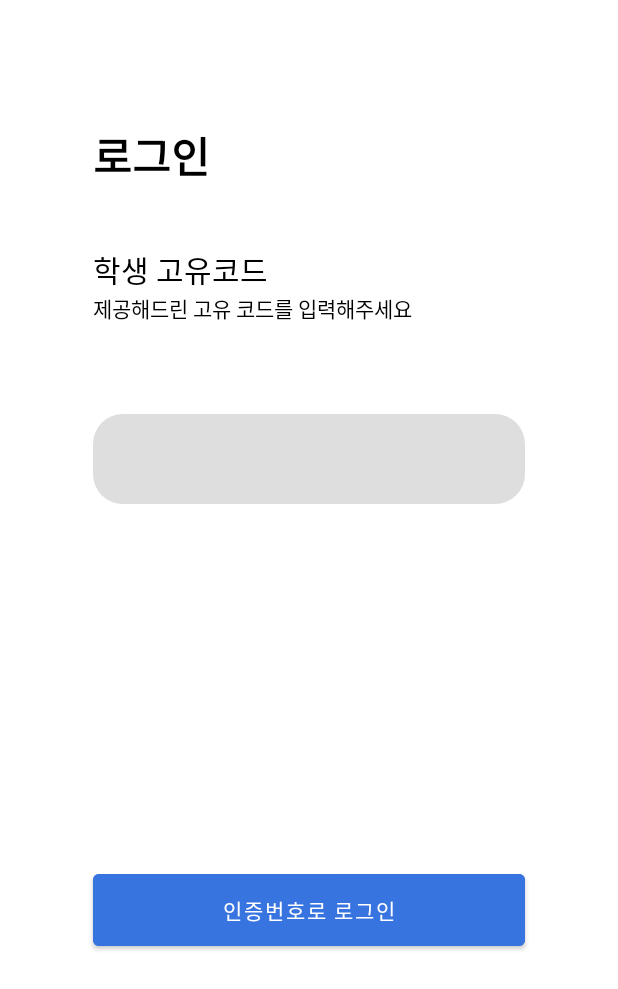
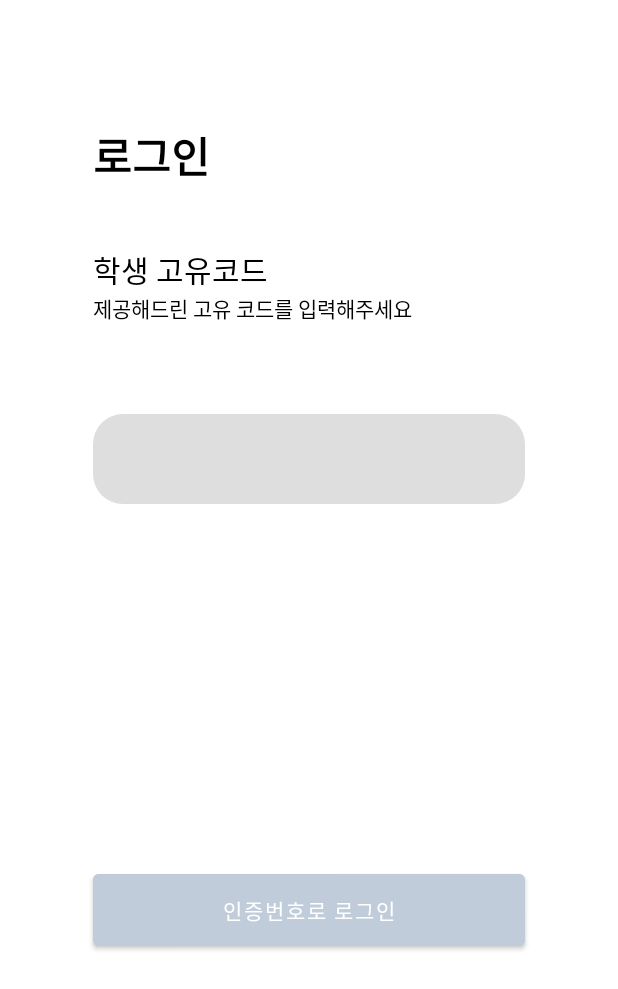
Before and after one commit to DSM-Cleaner/SSAG_Client_Android, an Android app: the screen it shows after launch (CertificationActivity), on a phone screen of 412 x 824 dp. Shown: the top 989 px of the screen. Run offline under Robolectric (Android 15) with nearby library versions, the phone set to English and light mode, and no system bars; our stand-ins replace data binding.

Commit message:
[UPDATE] certification

```diff
--- a/alseulsanjap2/app/src/main/AndroidManifest.xml
+++ b/alseulsanjap2/app/src/main/AndroidManifest.xml
@@ -14,7 +14,8 @@
         android:label="@string/app_name"
         android:roundIcon="@mipmap/ic_launcher_round"
         android:supportsRtl="true"
-        android:theme="@style/Theme.Alseulsanjap">
+        android:theme="@style/Theme.Alseulsanjap"
+        android:usesCleartextTraffic="true">
         <activity
             android:name=".ui.CheckResultActivity"
             android:exported="false" />
--- /dev/null
+++ b/alseulsanjap2/app/src/main/java/com/example/alseulsanjap/BaseActivity.kt
@@ -0,0 +1,25 @@
+package com.example.alseulsanjap
+
+import android.os.Bundle
+import androidx.annotation.LayoutRes
+import androidx.appcompat.app.AppCompatActivity
+import androidx.databinding.DataBindingUtil
+import androidx.databinding.ViewDataBinding
+import androidx.lifecycle.ViewModel
+
+
+abstract class BaseActivity<B : ViewDataBinding>(
+    @LayoutRes private val layoutResId: Int
+) : AppCompatActivity() {
+
+    protected lateinit var binding: B
+    abstract val vm: ViewModel
+
+    override fun onCreate(savedInstanceState: Bundle?) {
+        super.onCreate(savedInstanceState)
+        binding = DataBindingUtil.setContentView(this, layoutResId)
+        binding.lifecycleOwner = this
+        binding.setVariable(BR.vm, vm)
+
+    }
+}
--- a/alseulsanjap2/app/src/main/java/com/example/alseulsanjap/certification/CertificationViewModel.kt
+++ b/alseulsanjap2/app/src/main/java/com/example/alseulsanjap/certification/CertificationViewModel.kt
@@ -1,6 +1,5 @@
 package com.example.alseulsanjap.certification
 
-import android.util.Log
 import androidx.lifecycle.LiveData
 import androidx.lifecycle.MutableLiveData
 import androidx.lifecycle.ViewModel
@@ -25,26 +24,26 @@ class CertificationViewModel : ViewModel() {
     val response = _response
     val successCertification = _successCertification
 
+
+    private val _successAddProject = MutableLiveData<Boolean>()
+    val successAddProject: LiveData<Boolean> get() = _successAddProject
+
+    val userCode2 = "dssakdjfklsajdf"
     val userCode = MutableLiveData<String>()
     private val _toastMessage = MutableLiveData<String>()
     val toastMessage: LiveData<String> get() = _toastMessage
 
     fun checkCertificationCode() {
         viewModelScope.launch {
-            val response =
-                certificationRespository.doCertification(CertificationRequest(userCode.value!!))
+            val response = certificationRespository.doCertification(CertificationRequest(userCode.value!!))
             if (response.isSuccessful) {
-                //유저 아이디 저장
-                Log.e("postrequest", userCode.value!!)
-                Log.e("response", response.body()!!.id)
-
+                _toastMessage.value = "인증에 성공하였습니다."
                 _successCertification.value == true
-                _toastMessage.value = "인증에 성공하였습니다."
-
                 prefs.saveInfo(response.body()!!.authorization, "authorization")
                 prefs.saveInfo(response.body()!!.id, "id")
 
             }
+
         }
     }
 }
--- a/alseulsanjap2/app/src/main/java/com/example/alseulsanjap/ui/CertificationActivity.kt
+++ b/alseulsanjap2/app/src/main/java/com/example/alseulsanjap/ui/CertificationActivity.kt
@@ -1,50 +1,28 @@
 package com.example.alseulsanjap.ui
 
-import androidx.appcompat.app.AppCompatActivity
+import android.content.Intent
 import android.os.Bundle
-import android.widget.Button
-import android.widget.TextView
-import android.widget.Toast
+import com.example.alseulsanjap.BaseActivity
+import com.example.alseulsanjap.R
 import com.example.alseulsanjap.certification.CertificationViewModel
-import com.example.alseulsanjap.R
 import com.example.alseulsanjap.databinding.ActivityCertificationBinding
 import org.koin.androidx.viewmodel.ext.android.viewModel
 
-class CertificationActivity : AppCompatActivity() {
+class CertificationActivity :
+    BaseActivity<ActivityCertificationBinding>(R.layout.activity_certification) {
 
-    private val certificationViewModel: CertificationViewModel by viewModel()
-    private lateinit var binding: ActivityCertificationBinding
-    val successfragment = SuccessFragment()
+    override val vm: CertificationViewModel by viewModel()
 
     override fun onCreate(savedInstanceState: Bundle?) {
         super.onCreate(savedInstanceState)
-        setContentView(R.layout.activity_certification)
 
-        suceessLogin()
-        onClickLogin()
+        successCertification()
     }
 
-    private fun onClickLogin(){
-        val button = findViewById<Button>(R.id.button)
-        button.setOnClickListener(){
-           certificationViewModel.checkCertificationCode()
-        }
-    }
-
-    fun suceessLogin() {
-        certificationViewModel.run {
-            if (successCertification.value == true) {
-                supportFragmentManager
-                    .beginTransaction()
-                    .replace(R.id.success_container, successfragment)
-                    .commit()
-
-                val visible: TextView = findViewById(R.id.textView5)
-                visible.visibility
-            }
-            toastMessage.observe(this@CertificationActivity, {
-                Toast.makeText(this@CertificationActivity, it, Toast.LENGTH_SHORT).show()
-            })
+    private fun successCertification(){
+        if(vm.successCertification.value == true){
+            val intent = Intent(this,CheckResultActivity::class.java)
+            startActivity(intent)
         }
     }
 }
--- a/alseulsanjap2/app/src/main/res/layout/activity_certification.xml
+++ b/alseulsanjap2/app/src/main/res/layout/activity_certification.xml
@@ -12,8 +12,7 @@
 
     <androidx.constraintlayout.widget.ConstraintLayout
         android:layout_width="match_parent"
-        android:layout_height="match_parent"
-        tools:context=".ui.CertificationActivity">
+        android:layout_height="match_parent">
 
         <androidx.constraintlayout.widget.Guideline
             android:id="@+id/guideline3"
@@ -71,9 +70,10 @@
             android:id="@+id/button"
             android:layout_width="0dp"
             android:layout_height="60dp"
-            android:backgroundTint="#3774E0"
+            android:backgroundTint="#C1CCDB"
             android:text="@string/certification_code_login"
             android:textSize="14dp"
+            android:onClick="@{()->vm.checkCertificationCode()}"
             app:layout_constraintEnd_toStartOf="@+id/guideline4"
             app:layout_constraintStart_toStartOf="@+id/guideline3"
             app:layout_constraintTop_toTopOf="@+id/guideline5" />
@@ -125,5 +125,6 @@
             app:layout_constraintStart_toStartOf="@+id/guideline3"
             app:layout_constraintTop_toBottomOf="@+id/button" />
 
+
     </androidx.constraintlayout.widget.ConstraintLayout>
 </layout>
--- a/alseulsanjap2/app/src/main/res/layout/activity_check_result.xml
+++ b/alseulsanjap2/app/src/main/res/layout/activity_check_result.xml
@@ -113,6 +113,7 @@
                 android:layout_width="0dp"
                 android:layout_height="0dp"
                 android:background="#D6E5FB"
+                app:layout_constraintBottom_toBottomOf="parent"
                 app:layout_constraintEnd_toEndOf="parent"
                 app:layout_constraintStart_toStartOf="parent"
                 app:layout_constraintTop_toTopOf="parent" />
```
Also changed, not shown: alseulsanjap2/app/build.gradle (+37 -2 lines), alseulsanjap2/app/src/main/java/com/example/alseulsanjap/SsagAPI.kt (+2 -5 lines).
